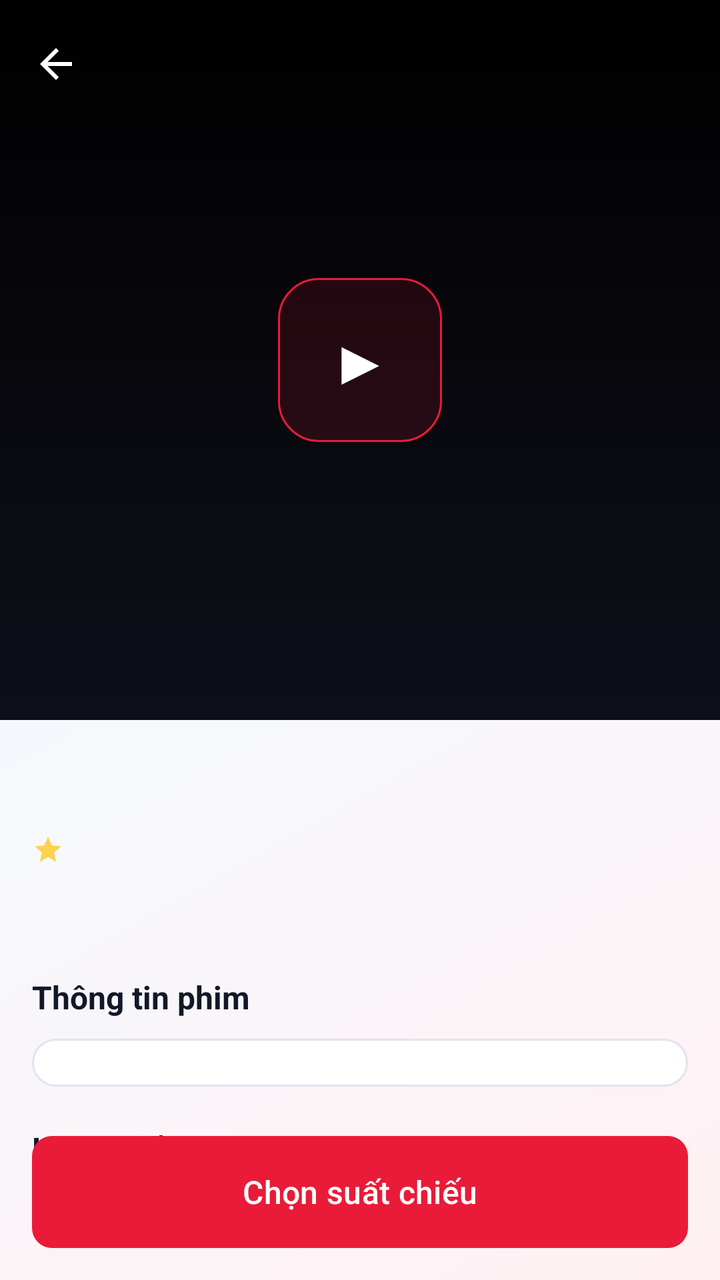
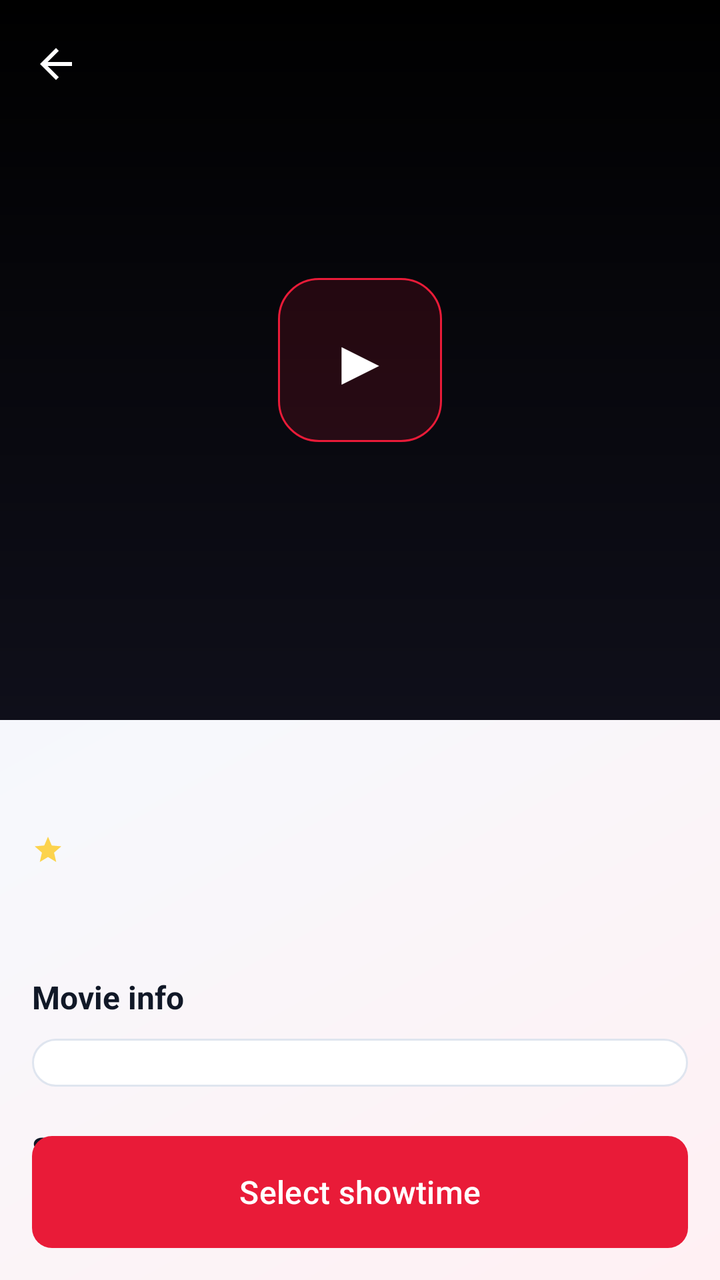

An Android layout rendered at two revisions. The XML below is the earlier revision; the diff shows what the commit changed to produce the second picture.
<!-- AndroidManifest.xml: activity theme Theme.BookingTicket -->
<!-- res/layout/activity_movie_detail.xml -->
<?xml version="1.0" encoding="utf-8"?>
<androidx.coordinatorlayout.widget.CoordinatorLayout
    xmlns:android="http://schemas.android.com/apk/res/android"
    xmlns:app="http://schemas.android.com/apk/res-auto"
    android:layout_width="match_parent"
    android:layout_height="match_parent"
    android:background="@drawable/bg_cinelux_screen">

    <com.google.android.material.appbar.AppBarLayout
        android:id="@+id/app_bar"
        android:layout_width="match_parent"
        android:layout_height="360dp"
        android:background="@color/black"
        android:theme="@style/ThemeOverlay.Material3.Dark.ActionBar">

        <com.google.android.material.appbar.CollapsingToolbarLayout
            android:id="@+id/collapsing_toolbar"
            android:layout_width="match_parent"
            android:layout_height="match_parent"
            app:collapsedTitleTextAppearance="@style/TextAppearance.Material3.TitleLarge"
            app:contentScrim="@color/background"
            app:expandedTitleTextAppearance="@style/TextAppearance.Material3.HeadlineMedium"
            app:layout_scrollFlags="scroll|exitUntilCollapsed">

            <ImageView
                android:id="@+id/movie_backdrop"
                android:layout_width="match_parent"
                android:layout_height="match_parent"
                android:scaleType="centerCrop"
                app:layout_collapseMode="parallax" />

            <View
                android:layout_width="match_parent"
                android:layout_height="match_parent"
                android:background="@drawable/gradient_backdrop" />

            <TextView
                android:id="@+id/btn_play_trailer"
                android:layout_width="82dp"
                android:layout_height="82dp"
                android:layout_gravity="center"
                android:background="@drawable/bg_primary_chip"
                android:gravity="center"
                android:text="▶"
                android:textColor="@color/white"
                android:textSize="32sp" />

            <androidx.appcompat.widget.Toolbar
                android:id="@+id/toolbar"
                android:layout_width="match_parent"
                android:layout_height="?attr/actionBarSize"
                app:layout_collapseMode="pin"
                app:navigationIcon="@drawable/ic_back" />

        </com.google.android.material.appbar.CollapsingToolbarLayout>

    </com.google.android.material.appbar.AppBarLayout>

    <androidx.core.widget.NestedScrollView
        android:layout_width="match_parent"
        android:layout_height="match_parent"
        app:layout_behavior="@string/appbar_scrolling_view_behavior">

        <LinearLayout
            android:layout_width="match_parent"
            android:layout_height="wrap_content"
            android:orientation="vertical"
            android:padding="16dp">

            <TextView
                android:id="@+id/movie_title"
                android:layout_width="match_parent"
                android:layout_height="wrap_content"
                android:textColor="@color/text_primary"
                android:textSize="24sp"
                android:textStyle="bold" />

            <LinearLayout
                android:layout_width="match_parent"
                android:layout_height="wrap_content"
                android:layout_marginTop="8dp"
                android:gravity="center_vertical"
                android:orientation="horizontal">

                <ImageView
                    android:layout_width="16dp"
                    android:layout_height="16dp"
                    android:src="@drawable/ic_star" />

                <TextView
                    android:id="@+id/movie_rating"
                    android:layout_width="wrap_content"
                    android:layout_height="wrap_content"
                    android:layout_marginStart="4dp"
                    android:textColor="@color/rating_star"
                    android:textSize="13sp"
                    android:textStyle="bold" />

                <TextView
                    android:id="@+id/movie_duration"
                    android:layout_width="wrap_content"
                    android:layout_height="wrap_content"
                    android:layout_marginStart="12dp"
                    android:textColor="@color/text_secondary"
                    android:textSize="13sp" />

                <TextView
                    android:id="@+id/movie_genre"
                    android:layout_width="0dp"
                    android:layout_height="wrap_content"
                    android:layout_marginStart="12dp"
                    android:layout_weight="1"
                    android:ellipsize="end"
                    android:maxLines="1"
                    android:textColor="@color/text_secondary"
                    android:textSize="13sp" />

            </LinearLayout>

            <TextView
                android:id="@+id/age_badge"
                android:layout_width="wrap_content"
                android:layout_height="wrap_content"
                android:layout_marginTop="12dp"
                android:background="@drawable/bg_age_badge"
                android:paddingHorizontal="12dp"
                android:paddingVertical="5dp"
                android:textColor="@color/white"
                android:textSize="12sp"
                android:textStyle="bold"
                android:visibility="gone" />

            <TextView
                android:id="@+id/movie_description"
                android:layout_width="match_parent"
                android:layout_height="wrap_content"
                android:layout_marginTop="16dp"
                android:lineSpacingExtra="5dp"
                android:textColor="@color/text_secondary"
                android:textSize="13sp" />

            <TextView
                android:layout_width="match_parent"
                android:layout_height="wrap_content"
                android:layout_marginTop="20dp"
                android:text="Thông tin phim"
                android:textColor="@color/text_primary"
                android:textSize="16sp"
                android:textStyle="bold" />

            <LinearLayout
                android:id="@+id/details_container"
                android:layout_width="match_parent"
                android:layout_height="wrap_content"
                android:layout_marginTop="10dp"
                android:background="@drawable/bg_panel"
                android:orientation="vertical"
                android:padding="12dp" />

            <TextView
                android:layout_width="match_parent"
                android:layout_height="wrap_content"
                android:layout_marginTop="20dp"
                android:text="Lịch chiếu"
                android:textColor="@color/text_primary"
                android:textSize="16sp"
                android:textStyle="bold" />

            <HorizontalScrollView
                android:layout_width="match_parent"
                android:layout_height="wrap_content"
                android:layout_marginTop="10dp"
                android:clipToPadding="false"
                android:overScrollMode="never"
                android:scrollbars="none">

                <LinearLayout
                    android:id="@+id/showtime_date_container"
                    android:layout_width="wrap_content"
                    android:layout_height="wrap_content"
                    android:orientation="horizontal" />

            </HorizontalScrollView>

            <TextView
                android:id="@+id/showtime_state_text"
                android:layout_width="match_parent"
                android:layout_height="wrap_content"
                android:layout_marginTop="10dp"
                android:background="@drawable/bg_panel"
                android:gravity="center"
                android:padding="14dp"
                android:textColor="@color/text_secondary"
                android:textSize="13sp"
                android:visibility="gone" />

            <LinearLayout
                android:id="@+id/cinema_showtime_container"
                android:layout_width="match_parent"
                android:layout_height="wrap_content"
                android:layout_marginTop="10dp"
                android:orientation="vertical" />

            <ImageView
                android:id="@+id/movie_poster"
                android:layout_width="1dp"
                android:layout_height="1dp"
                android:visibility="invisible" />

            <View
                android:layout_width="match_parent"
                android:layout_height="88dp" />

        </LinearLayout>

    </androidx.core.widget.NestedScrollView>

    <com.google.android.material.button.MaterialButton
        android:id="@+id/btn_buy_ticket"
        style="@style/PrimaryButton"
        android:layout_width="match_parent"
        android:layout_height="56dp"
        android:layout_gravity="bottom"
        android:layout_margin="16dp"
        android:background="@drawable/bg_cinelux_button"
        android:text="Chọn suất chiếu"
        android:textSize="16sp" />

    <ProgressBar
        android:id="@+id/loading_progress"
        android:layout_width="48dp"
        android:layout_height="48dp"
        android:layout_gravity="center"
        android:visibility="gone" />

    <FrameLayout
        android:id="@+id/seat_fragment_container"
        android:layout_width="match_parent"
        android:layout_height="match_parent"
        android:clickable="true"
        android:elevation="24dp"
        android:focusable="true"
        android:visibility="gone" />

</androidx.coordinatorlayout.widget.CoordinatorLayout>
<!-- resources referenced by this layout -->
<resources>
  <color name="background">#F7F8FC</color>
  <color name="black">#FF000000</color>
  <color name="rating_star">#FCD34D</color>
  <color name="text_primary">#111827</color>
  <color name="text_secondary">#4B5563</color>
  <color name="white">#FFFFFFFF</color>
  <!-- drawable bg_age_badge (drawable) -->
  <?xml version="1.0" encoding="utf-8"?>
  <shape xmlns:android="http://schemas.android.com/apk/res/android"
      android:shape="rectangle">
      <solid android:color="@color/error" />
      <corners android:radius="4dp" />
  </shape>
  <!-- drawable bg_cinelux_button (drawable) -->
  <?xml version="1.0" encoding="utf-8"?>
  <shape xmlns:android="http://schemas.android.com/apk/res/android">
      <gradient
          android:angle="0"
          android:startColor="#C91025"
          android:endColor="#F02442" />
      <corners android:radius="10dp" />
  </shape>
  <!-- drawable bg_cinelux_screen (drawable) -->
  <?xml version="1.0" encoding="utf-8"?>
  <shape xmlns:android="http://schemas.android.com/apk/res/android">
      <gradient
          android:angle="135"
          android:startColor="@color/screen_gradient_start"
          android:centerColor="@color/screen_gradient_center"
          android:endColor="@color/screen_gradient_end" />
  </shape>
  <!-- drawable bg_panel (drawable) -->
  <?xml version="1.0" encoding="utf-8"?>
  <shape xmlns:android="http://schemas.android.com/apk/res/android">
      <solid android:color="@color/panel_fill" />
      <corners android:radius="14dp" />
      <stroke
          android:width="1dp"
          android:color="@color/panel_stroke" />
  </shape>
  <!-- drawable bg_primary_chip (drawable) -->
  <?xml version="1.0" encoding="utf-8"?>
  <shape xmlns:android="http://schemas.android.com/apk/res/android">
      <solid android:color="@color/primary_chip_fill" />
      <corners android:radius="20dp" />
      <stroke
          android:width="1dp"
          android:color="@color/primary" />
  </shape>
  <!-- drawable gradient_backdrop (drawable) -->
  <?xml version="1.0" encoding="utf-8"?>
  <shape xmlns:android="http://schemas.android.com/apk/res/android"
      android:shape="rectangle">
      <gradient
          android:angle="270"
          android:startColor="#000F0F1A"
          android:centerColor="#800F0F1A"
          android:endColor="#FF0F0F1A" />
  </shape>
  <!-- drawable ic_back (drawable) -->
  <vector xmlns:android="http://schemas.android.com/apk/res/android"
      android:width="24dp"
      android:height="24dp"
      android:viewportWidth="24"
      android:viewportHeight="24">
      <path
          android:fillColor="#FFFFFF"
          android:pathData="M20,11H7.83l5.59,-5.59L12,4l-8,8 8,8 1.41,-1.41L7.83,13H20v-2z"/>
  </vector>
  <style name="PrimaryButton" parent="Widget.Material3.Button">
          <item name="android:backgroundTint">@color/primary</item>
          <item name="android:textColor">@color/white</item>
          <item name="cornerRadius">10dp</item>
      </style>
  <style name="Theme.BookingTicket" parent="Base.Theme.BookingTicket" />
  <color name="error">#EF4444</color>
  <color name="screen_gradient_start">#FFF0F3</color>
  <color name="screen_gradient_center">#F7F8FC</color>
  <color name="screen_gradient_end">#EEF2FF</color>
  <color name="panel_fill">#FFFFFFFF</color>
  <color name="panel_stroke">#DFE5EF</color>
  <color name="primary_chip_fill">#22E91B38</color>
  <color name="primary">#E91B38</color>
  <color name="primary_dark">#A80F24</color>
  <color name="primary_light">#FF4A63</color>
  <color name="surface">#FFFFFFFF</color>
  <!-- unchanged entries left out for length: 2 -->
</resources>

<!-- the commit's change to res/layout/activity_movie_detail.xml (unified diff, before → after) -->
@@ -143,7 +143,7 @@
                 android:layout_width="match_parent"
                 android:layout_height="wrap_content"
                 android:layout_marginTop="20dp"
-                android:text="Thông tin phim"
+                android:text="@string/movie_info_title"
                 android:textColor="@color/text_primary"
                 android:textSize="16sp"
                 android:textStyle="bold" />
@@ -161,7 +161,7 @@
                 android:layout_width="match_parent"
                 android:layout_height="wrap_content"
                 android:layout_marginTop="20dp"
-                android:text="Lịch chiếu"
+                android:text="@string/showtimes_title"
                 android:textColor="@color/text_primary"
                 android:textSize="16sp"
                 android:textStyle="bold" />
@@ -223,7 +223,7 @@
         android:layout_gravity="bottom"
         android:layout_margin="16dp"
         android:background="@drawable/bg_cinelux_button"
-        android:text="Chọn suất chiếu"
+        android:text="@string/select_showtime"
         android:textSize="16sp" />
 
     <ProgressBar
<!-- resource entries referenced after the edit -->
@@ -69,6 +69,9 @@
           android:fillColor="#FFFFFF"
           android:pathData="M20,11H7.83l5.59,-5.59L12,4l-8,8 8,8 1.41,-1.41L7.83,13H20v-2z"/>
   </vector>
+  <string name="movie_info_title">Movie info</string>
+  <string name="select_showtime">Select showtime</string>
+  <string name="showtimes_title">Showtimes</string>
   <style name="PrimaryButton" parent="Widget.Material3.Button">
           <item name="android:backgroundTint">@color/primary</item>
           <item name="android:textColor">@color/white</item>
